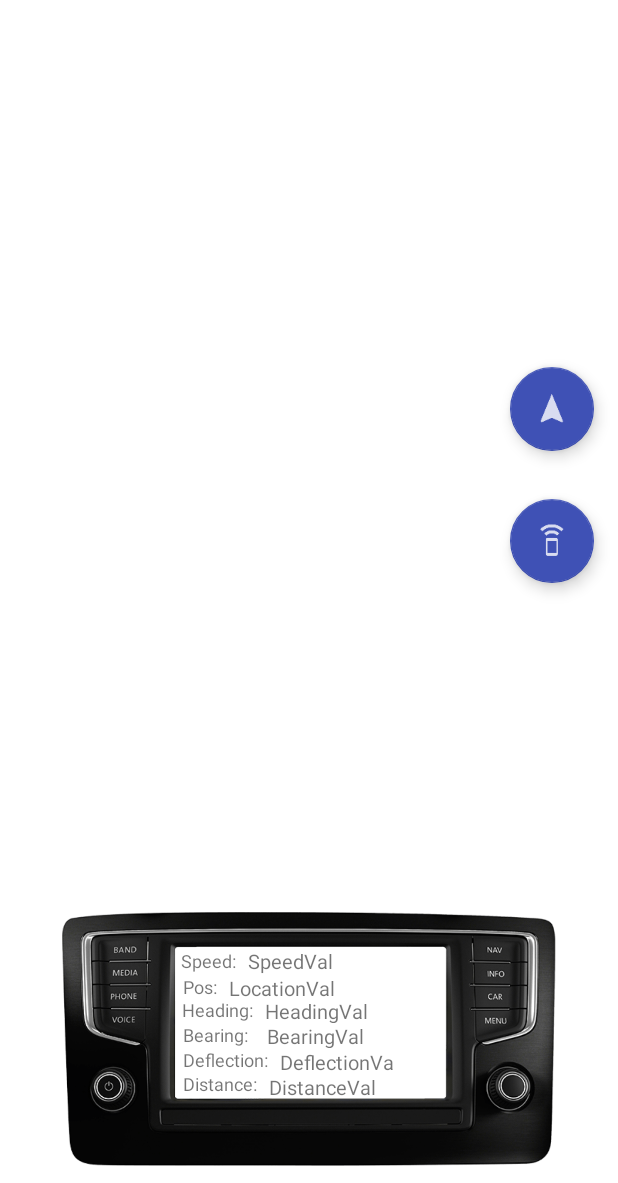
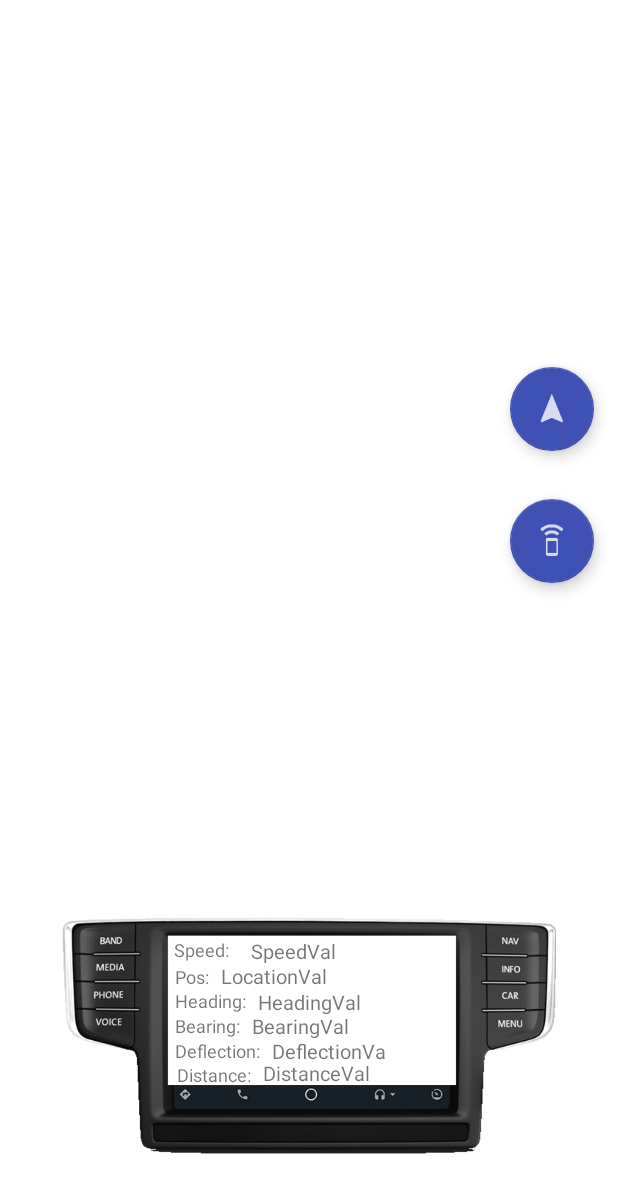
Before and after one commit to MananJMehta/Self-navigating-Car, an Android app: the MapsActivity screen opened directly, with no data from a screen before it, on a phone screen of 412 x 824 dp, the part 53-1236 px from its top. Run offline under Robolectric (Android 15) with nearby library versions, the phone set to English and light mode, and no system bars; 2 statements that could not run were skipped.

Commit message:
changed UI to new image.

```diff
--- a/TataNano/app/src/main/java/sjsucmpe243/application/tatanano/MapsActivity.java
+++ b/TataNano/app/src/main/java/sjsucmpe243/application/tatanano/MapsActivity.java
@@ -376,11 +376,11 @@ public class MapsActivity extends FragmentActivity implements OnMapReadyCallback
                         me.setPosition(myLatLng);
                         me.setRotation(location.getBearing());
 
-                        CameraPosition cameraPosition = CameraPosition.builder()
+                        /*CameraPosition cameraPosition = CameraPosition.builder()
                                 .target(myLatLng)
                                 .zoom(mMap.getCameraPosition().zoom)
                                 .bearing(location.getBearing())
-                                .build();
+                                .build();*/
 
                         //mMap.animateCamera(CameraUpdateFactory.newCameraPosition(cameraPosition),500, null);
 
--- a/TataNano/app/src/main/res/layout/activity_maps.xml
+++ b/TataNano/app/src/main/res/layout/activity_maps.xml
@@ -48,7 +48,8 @@
         app:layout_constraintBottom_toBottomOf="parent"
         app:layout_constraintEnd_toEndOf="parent"
         app:layout_constraintTop_toBottomOf="@+id/SendStart"
-        app:layout_constraintVertical_bias="0.0" />
+        app:layout_constraintVertical_bias="0.0"
+        android:layout_marginRight="16dp" />
 
     <android.support.design.widget.FloatingActionButton
         android:id="@+id/SendStart"
@@ -59,7 +60,8 @@
         android:src="@drawable/ic_send_start"
         app:backgroundTint="@color/colorPrimary"
         app:layout_constraintEnd_toEndOf="parent"
-        app:layout_constraintTop_toTopOf="parent" />
+        app:layout_constraintTop_toTopOf="parent"
+        android:layout_marginRight="16dp" />
 
     <android.support.design.widget.FloatingActionButton
         android:id="@+id/SendStop"
@@ -71,7 +73,8 @@
         android:visibility="invisible"
         app:backgroundTint="@color/colorPrimary"
         app:layout_constraintEnd_toEndOf="parent"
-        app:layout_constraintTop_toTopOf="parent" />
+        app:layout_constraintTop_toTopOf="parent"
+        android:layout_marginRight="16dp" />
 
     <ImageView
         android:id="@+id/compass"
@@ -81,7 +84,7 @@
         android:layout_marginEnd="8dp"
         android:layout_marginStart="8dp"
         android:layout_marginTop="100dp"
-        android:src="@drawable/autoinfo"
+        android:src="@drawable/autoinfo1"
         app:layout_constraintBottom_toBottomOf="parent"
         app:layout_constraintEnd_toEndOf="parent"
         app:layout_constraintStart_toStartOf="parent"
@@ -96,14 +99,14 @@
         android:layout_marginEnd="8dp"
         android:layout_marginStart="8dp"
         android:layout_marginTop="8dp"
-        android:text="SpeedVal"
+        android:text="@string/carspeed"
         android:textSize="13sp"
         app:layout_constraintBottom_toBottomOf="@+id/compass"
         app:layout_constraintEnd_toEndOf="@+id/compass"
-        app:layout_constraintHorizontal_bias="0.0"
+        app:layout_constraintHorizontal_bias="0.047"
         app:layout_constraintStart_toEndOf="@+id/speedLable"
         app:layout_constraintTop_toTopOf="@+id/compass"
-        app:layout_constraintVertical_bias="0.133" />
+        app:layout_constraintVertical_bias="0.084" />
 
     <TextView
         android:id="@+id/CurrPosText"
@@ -112,31 +115,31 @@
         android:layout_marginEnd="8dp"
         android:layout_marginStart="8dp"
         android:layout_marginTop="8dp"
-        android:text="LocationVal"
+        android:text="@string/carLocation"
         android:textSize="13sp"
         app:layout_constraintBottom_toBottomOf="@+id/compass"
         app:layout_constraintEnd_toEndOf="@+id/compass"
         app:layout_constraintHorizontal_bias="0.0"
         app:layout_constraintStart_toEndOf="@+id/CurrPosLable"
         app:layout_constraintTop_toTopOf="@+id/compass"
-        app:layout_constraintVertical_bias="0.246" />
+        app:layout_constraintVertical_bias="0.193" />
 
     <TextView
         android:id="@+id/HeadingText"
         android:layout_width="wrap_content"
-        android:layout_height="17dp"
+        android:layout_height="19dp"
         android:layout_marginBottom="8dp"
         android:layout_marginEnd="8dp"
         android:layout_marginStart="8dp"
         android:layout_marginTop="8dp"
-        android:text="HeadingVal"
+        android:text="@string/carHeadingval"
         android:textSize="13sp"
         app:layout_constraintBottom_toBottomOf="@+id/compass"
         app:layout_constraintEnd_toEndOf="@+id/compass"
         app:layout_constraintHorizontal_bias="0.0"
         app:layout_constraintStart_toEndOf="@+id/HeadingLable"
         app:layout_constraintTop_toTopOf="@+id/compass"
-        app:layout_constraintVertical_bias="0.363" />
+        app:layout_constraintVertical_bias="0.326" />
 
     <TextView
         android:id="@+id/bearingText"
@@ -146,14 +149,14 @@
         android:layout_marginEnd="8dp"
         android:layout_marginStart="8dp"
         android:layout_marginTop="8dp"
-        android:text="BearingVal"
+        android:text="@string/CarBearingval"
         android:textSize="13sp"
         app:layout_constraintBottom_toBottomOf="@+id/compass"
         app:layout_constraintEnd_toEndOf="@+id/compass"
-        app:layout_constraintHorizontal_bias="0.04"
+        app:layout_constraintHorizontal_bias="0.0"
         app:layout_constraintStart_toEndOf="@+id/bearingLable"
         app:layout_constraintTop_toTopOf="@+id/compass"
-        app:layout_constraintVertical_bias="0.482" />
+        app:layout_constraintVertical_bias="0.433" />
 
     <TextView
         android:id="@+id/deflectionAngle"
@@ -163,14 +166,14 @@
         android:layout_marginEnd="8dp"
         android:layout_marginStart="8dp"
         android:layout_marginTop="8dp"
-        android:text="DeflectionVal"
+        android:text="@string/carDeflectionval"
         android:textSize="13sp"
         app:layout_constraintBottom_toBottomOf="@+id/compass"
         app:layout_constraintEnd_toEndOf="@+id/compass"
         app:layout_constraintHorizontal_bias="0.0"
         app:layout_constraintStart_toEndOf="@+id/deflectionAngleLable"
         app:layout_constraintTop_toTopOf="@+id/compass"
-        app:layout_constraintVertical_bias="0.945" />
+        app:layout_constraintVertical_bias="0.868" />
 
     <TextView
         android:id="@+id/distance2Checkpoint"
@@ -180,14 +183,14 @@
         android:layout_marginEnd="8dp"
         android:layout_marginStart="8dp"
         android:layout_marginTop="8dp"
-        android:text="DistanceVal"
+        android:text="@string/carDistanceval"
         android:textSize="13sp"
         app:layout_constraintBottom_toBottomOf="@+id/compass"
         app:layout_constraintEnd_toEndOf="@+id/compass"
         app:layout_constraintHorizontal_bias="0.0"
         app:layout_constraintStart_toEndOf="@+id/distance2CheckpointLable"
         app:layout_constraintTop_toTopOf="@+id/compass"
-        app:layout_constraintVertical_bias="0.725" />
+        app:layout_constraintVertical_bias="0.661" />
 
     <TextView
         android:id="@+id/speedLable"
@@ -196,78 +199,78 @@
         android:layout_marginBottom="8dp"
         android:layout_marginEnd="8dp"
         android:layout_marginStart="8dp"
-        android:text="Speed:"
+        android:text="@string/speedlable"
         android:textSize="12sp"
         app:layout_constraintBottom_toBottomOf="@+id/compass"
         app:layout_constraintEnd_toEndOf="@+id/compass"
+        app:layout_constraintHorizontal_bias="0.242"
         app:layout_constraintStart_toStartOf="@+id/compass"
         app:layout_constraintTop_toTopOf="@+id/compass"
-        app:layout_constraintVertical_bias="0.18"
-        app:layout_constraintHorizontal_bias="0.259"/>
+        app:layout_constraintVertical_bias="0.131" />
 
     <TextView
         android:id="@+id/CurrPosLable"
         android:layout_width="wrap_content"
         android:layout_height="wrap_content"
-        android:text="Pos:"
+        android:text="@string/CurrPosLable"
         android:textSize="12sp"
         app:layout_constraintBottom_toBottomOf="@+id/compass"
         app:layout_constraintEnd_toEndOf="@+id/compass"
-        app:layout_constraintHorizontal_bias="0.262"
+        app:layout_constraintHorizontal_bias="0.245"
         app:layout_constraintStart_toStartOf="@+id/compass"
         app:layout_constraintTop_toTopOf="@+id/compass"
-        app:layout_constraintVertical_bias="0.281" />
+        app:layout_constraintVertical_bias="0.237" />
 
     <TextView
         android:id="@+id/HeadingLable"
         android:layout_width="wrap_content"
         android:layout_height="17dp"
-        android:text="Heading:"
+        android:text="@string/HeadingLable"
         android:textSize="12sp"
         app:layout_constraintBottom_toBottomOf="@+id/compass"
         app:layout_constraintEnd_toEndOf="@+id/compass"
-        app:layout_constraintHorizontal_bias="0.284"
+        app:layout_constraintHorizontal_bias="0.266"
         app:layout_constraintStart_toStartOf="@+id/compass"
         app:layout_constraintTop_toTopOf="@+id/compass"
-        app:layout_constraintVertical_bias="0.377" />
+        app:layout_constraintVertical_bias="0.339" />
 
     <TextView
         android:id="@+id/bearingLable"
         android:layout_width="wrap_content"
         android:layout_height="17dp"
-        android:text="Bearing:"
+        android:text="@string/bearingVal"
         android:textSize="12sp"
         app:layout_constraintBottom_toBottomOf="@+id/compass"
         app:layout_constraintEnd_toEndOf="@+id/compass"
-        app:layout_constraintHorizontal_bias="0.281"
+        app:layout_constraintHorizontal_bias="0.264"
         app:layout_constraintStart_toStartOf="@+id/compass"
         app:layout_constraintTop_toTopOf="@+id/compass"
-        app:layout_constraintVertical_bias="0.484" />
+        app:layout_constraintVertical_bias="0.446" />
 
     <TextView
         android:id="@+id/deflectionAngleLable"
         android:layout_width="wrap_content"
         android:layout_height="wrap_content"
-        android:text="Deflection:"
+        android:text="@string/deflectionVal"
         android:textSize="12sp"
         app:layout_constraintBottom_toBottomOf="@+id/compass"
         app:layout_constraintEnd_toEndOf="@+id/compass"
-        app:layout_constraintHorizontal_bias="0.295"
+        app:layout_constraintHorizontal_bias="0.276"
         app:layout_constraintStart_toStartOf="@+id/compass"
         app:layout_constraintTop_toTopOf="@+id/compass"
-        app:layout_constraintVertical_bias="0.587" />
+        app:layout_constraintVertical_bias="0.55" />
 
     <TextView
         android:id="@+id/distance2CheckpointLable"
         android:layout_width="wrap_content"
         android:layout_height="wrap_content"
-        android:text="Distance:"
+        android:text="@string/distanceVal"
         android:textSize="12sp"
         app:layout_constraintBottom_toBottomOf="@+id/compass"
         app:layout_constraintEnd_toEndOf="@+id/compass"
-        app:layout_constraintHorizontal_bias="0.287"
+        app:layout_constraintHorizontal_bias="0.273"
         app:layout_constraintStart_toStartOf="@+id/compass"
         app:layout_constraintTop_toTopOf="@+id/compass"
-        app:layout_constraintVertical_bias="0.687" />
+        app:layout_constraintVertical_bias="0.65" />
 
 </android.support.constraint.ConstraintLayout>
--- a/TataNano/app/src/main/res/values/strings.xml
+++ b/TataNano/app/src/main/res/values/strings.xml
@@ -12,4 +12,16 @@
         will be ignored and default speed will be 3 km/h."</string>
     <string name="max_speed">10</string>
     <string name="min_speed">1</string>
+    <string name="carspeed">SpeedVal</string>
+    <string name="carLocation">LocationVal</string>
+    <string name="carHeadingval">HeadingVal</string>
+    <string name="CarBearingval">BearingVal</string>
+    <string name="carDeflectionval">DeflectionVal</string>
+    <string name="carDistanceval">DistanceVal</string>
+    <string name="speedlable">Speed:</string>
+    <string name="CurrPosLable">Pos:</string>
+    <string name="HeadingLable">Heading:</string>
+    <string name="bearingVal">Bearing:</string>
+    <string name="deflectionVal">Deflection:</string>
+    <string name="distanceVal">Distance:</string>
 </resources>
```
Lines whose indentation alone changed are shown as unchanged.
